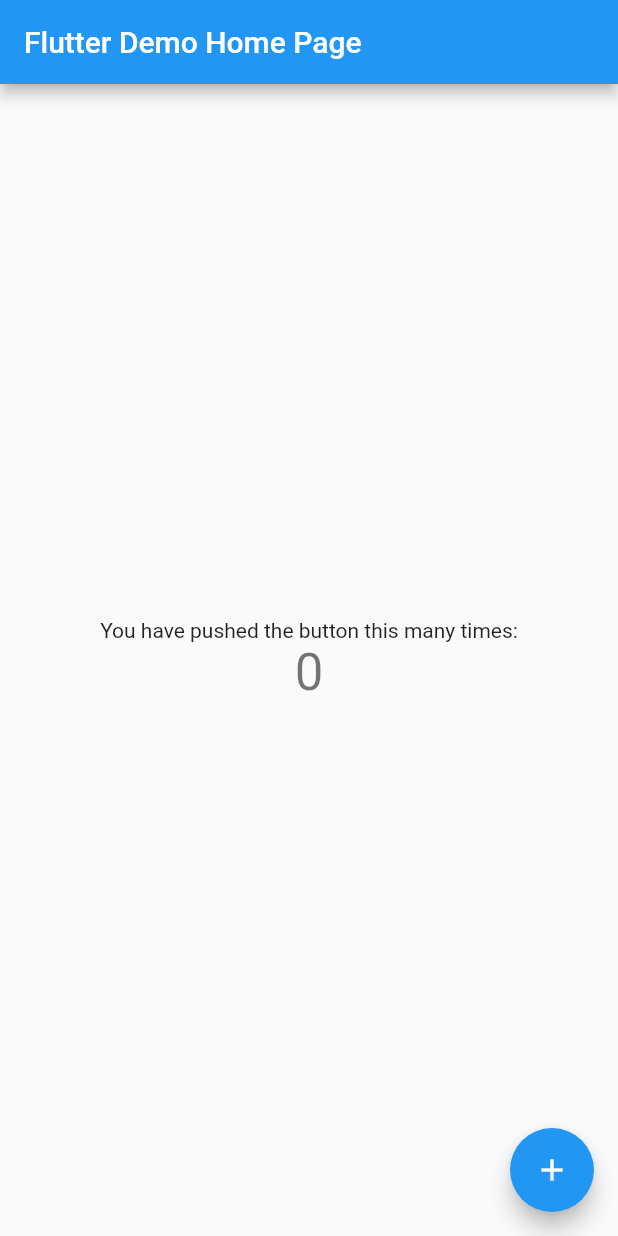
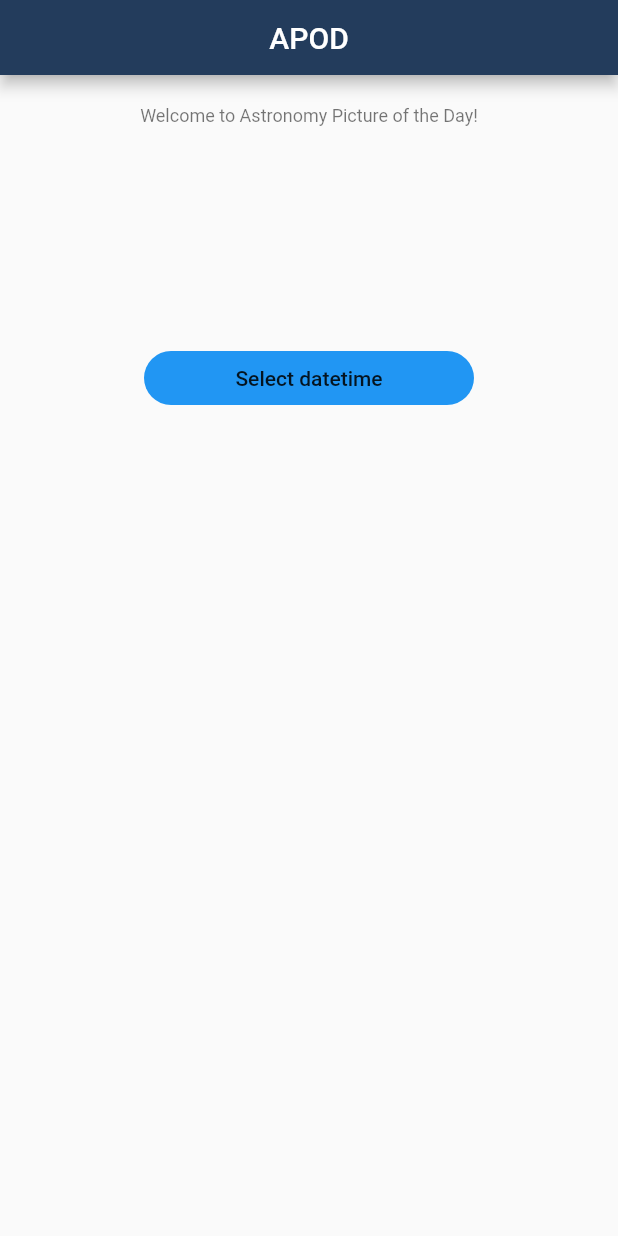
Before and after one commit to leonardodimarchi/nasa-day-picture-app, a Flutter app: the screen it shows after launch, on a phone screen of 412 x 824 dp. Run offline on Flutter 3.47's test engine with Material 2 defaults, Android fonts, the phone set to English and light mode, and no system bars; our stand-ins replace dartz, equatable, flutter_modular, flutter_triple, shimmer, youtube_player_iframe.

Commit message:
feat(presenter): adding presenter layer

```diff
--- /dev/null
+++ b/lib/app_module.dart
@@ -0,0 +1,28 @@
+import 'package:flutter_modular/flutter_modular.dart';
+import 'package:nasa_picture_of_the_day/core/http_client/http_client_implementation.dart';
+import 'package:nasa_picture_of_the_day/core/utils/converters/date_to_string_converter.dart';
+import 'package:nasa_picture_of_the_day/features/data/datasources/nasa_datasource_implementation.dart';
+import 'package:nasa_picture_of_the_day/features/data/repositories/space_media_repository_implementation.dart';
+import 'package:nasa_picture_of_the_day/features/domain/usecases/get_space_media_by_date_usecase.dart';
+import 'package:nasa_picture_of_the_day/features/presenter/controllers/home_store.dart';
+import 'package:nasa_picture_of_the_day/features/presenter/pages/home_page.dart';
+import 'package:nasa_picture_of_the_day/features/presenter/pages/picture_page.dart';
+import 'package:http/http.dart' as http;
+
+class AppModule extends Module {
+  @override
+  final List<Bind> binds = [
+    Bind.factory((i) => HomeStore(i())),
+    Bind.lazySingleton((i) => GetSpaceMediaByDateUseCase(i())),
+    Bind.lazySingleton((i) => SpaceMediaRepositoryImplementation(i())),
+    Bind.lazySingleton((i) => NasaDatasourceImplementation(converter: i(), httpClient: i())),
+    Bind.lazySingleton((i) => HttpClientImplementation()),
+    Bind.lazySingleton((i) => DateToStringConverter()),
+  ];
+
+  @override
+  final List<ModularRoute> routes = [
+    ChildRoute('/', child: (_, __) => const HomePage()),
+    ChildRoute('/picture', child: (_, args) => PicturePage.fromArgs(args.data)),
+  ];
+}
--- /dev/null
+++ b/lib/app_widget.dart
@@ -0,0 +1,13 @@
+import 'package:flutter/material.dart';
+import 'package:flutter_modular/flutter_modular.dart';
+
+class AppWidget extends StatelessWidget {
+  const AppWidget({Key? key}) : super(key: key);
+
+  @override
+  Widget build(BuildContext context) {
+    return const MaterialApp(
+      initialRoute: "/",
+    ).modular();
+  }
+}
--- a/lib/core/errors/failures.dart
+++ b/lib/core/errors/failures.dart
@@ -7,3 +7,8 @@
   @override
   List<Object?> get props => [];
 }
+
+class NullParamFailure extends Failure {
+  @override
+  List<Object?> get props => [];
+}
--- a/lib/features/data/datasources/nasa_datasource_implementation.dart
+++ b/lib/features/data/datasources/nasa_datasource_implementation.dart
@@ -9,9 +9,13 @@
 import 'package:nasa_picture_of_the_day/features/data/models/space_media_model.dart';
 
 class NasaDatasourceImplementation implements SpaceMediaDatasource {
+  final DateToStringConverter converter;
   final HttpClient httpClient;
 
-  NasaDatasourceImplementation(this.httpClient);
+  NasaDatasourceImplementation({
+    required this.converter,
+    required this.httpClient,
+  });
 
   @override
   Future<SpaceMediaModel> getSpaceMediaByDate(DateTime date) async {
--- a/lib/features/domain/usecases/get_space_media_by_date_usecase.dart
+++ b/lib/features/domain/usecases/get_space_media_by_date_usecase.dart
@@ -10,7 +10,7 @@
   GetSpaceMediaByDateUseCase(this.repository);
 
   @override
-  Future<Either<Failure, SpaceMediaEntity>> call(DateTime date) async {
-    return await repository.getSpaceMediaByDate(date);
+  Future<Either<Failure, SpaceMediaEntity>> call(DateTime? date) async {
+    return date != null ? await repository.getSpaceMediaByDate(date) : Left(NullParamFailure());
   }
 }
--- a/lib/features/presenter/controllers/home_store.dart
+++ b/lib/features/presenter/controllers/home_store.dart
@@ -13,7 +13,7 @@
     url: '',
   ));
 
-  getSpaceMediaByDate(DateTime date) async {
+  getSpaceMediaByDate(DateTime? date) async {
     setLoading(true);
 
     final spaceMedia = await usecase(date);
--- /dev/null
+++ b/lib/features/presenter/pages/home_page.dart
@@ -0,0 +1,56 @@
+
+import 'package:flutter/material.dart';
+import 'package:nasa_picture_of_the_day/features/presenter/pages/picture_page.dart';
+import 'package:nasa_picture_of_the_day/features/presenter/widgets/custom_app_bar.dart';
+import 'package:nasa_picture_of_the_day/features/presenter/widgets/round_button.dart';
+
+class HomePage extends StatefulWidget {
+  const HomePage({Key? key}) : super(key: key);
+
+  @override
+  _HomePageState createState() => _HomePageState();
+}
+
+class _HomePageState extends State<HomePage> {
+  @override
+  Widget build(BuildContext context) {
+    return Scaffold(
+      appBar: CustomAppBar(title: 'APOD'),
+      body: SafeArea(
+        child: Padding(
+          padding: const EdgeInsets.all(20),
+          child: Center(
+            child: Column(
+              children: [
+                Text(
+                  "Welcome to Astronomy Picture of the Day!",
+                  textAlign: TextAlign.center,
+                  style: Theme.of(context).textTheme.caption,
+                ),
+                const SizedBox(
+                  height: 150,
+                ),
+                RoundButton(
+                  label: "Select datetime",
+                  onTap: () async {
+                    var datePicked = await showDatePicker(
+                      helpText: "Select a datetime",
+                      context: context,
+                      initialDate: DateTime.now(),
+                      firstDate: DateTime(1995, 06, 16),
+                      lastDate: DateTime.now(),
+                    );
+                    if (datePicked != null) {
+                      PicturePage.navigate(datePicked);
+                    }
+                  },
+                ),
+                const SizedBox(height: 20),
+              ],
+            ),
+          ),
+        ),
+      ),
+    );
+  }
+}
--- /dev/null
+++ b/lib/features/presenter/widgets/custom_app_bar.dart
@@ -0,0 +1,21 @@
+import 'package:flutter/material.dart';
+
+class CustomAppBar extends StatelessWidget with PreferredSizeWidget {
+  @override
+  final Size preferredSize;
+
+  final String title;
+
+  CustomAppBar({Key? key, required this.title}) : preferredSize = const Size.fromHeight(50.0), super(key: key);
+
+  @override
+  Widget build(BuildContext context) {
+    return AppBar(
+      centerTitle: true,
+      title: Text(
+        title,
+      ),
+      backgroundColor: const Color(0xFF233C5C),
+    );
+  }
+}
--- /dev/null
+++ b/lib/features/presenter/widgets/round_button.dart
@@ -0,0 +1,31 @@
+import 'package:flutter/material.dart';
+
+class RoundButton extends StatelessWidget {
+  final String label;
+  final Function onTap;
+
+  const RoundButton({Key? key,
+    required this.label,
+    required this.onTap,
+  }) : super(key: key);
+
+  @override
+  Widget build(BuildContext context) {
+    return GestureDetector(
+      child: Container(
+        width: 220,
+        padding: const EdgeInsets.symmetric(vertical: 10.0, horizontal: 30),
+        decoration: BoxDecoration(
+          borderRadius: BorderRadius.circular(18),
+          color: Theme.of(context).colorScheme.primary,
+        ),
+        child: Text(
+          label,
+          textAlign: TextAlign.center,
+          style: Theme.of(context).textTheme.button,
+        ),
+      ),
+      onTap: onTap as Function(),
+    );
+  }
+}
--- a/lib/main.dart
+++ b/lib/main.dart
@@ -1,4 +1,7 @@
 import 'package:flutter/material.dart';
+import 'package:flutter_modular/flutter_modular.dart';
+import 'package:nasa_picture_of_the_day/app_module.dart';
+import 'package:nasa_picture_of_the_day/app_widget.dart';
 
 void main() {
   runApp(const MyApp());
@@ -7,109 +10,11 @@
 class MyApp extends StatelessWidget {
   const MyApp({Key? key}) : super(key: key);
 
-  // This widget is the root of your application.
   @override
   Widget build(BuildContext context) {
-    return MaterialApp(
-      title: 'Flutter Demo',
-      theme: ThemeData(
-        // This is the theme of your application.
-        //
-        // Try running your application with "flutter run". You'll see the
-        // application has a blue toolbar. Then, without quitting the app, try
-        // changing the primarySwatch below to Colors.green and then invoke
-        // "hot reload" (press "r" in the console where you ran "flutter run",
-        // or simply save your changes to "hot reload" in a Flutter IDE).
-        // Notice that the counter didn't reset back to zero; the application
-        // is not restarted.
-        primarySwatch: Colors.blue,
-      ),
-      home: const MyHomePage(title: 'Flutter Demo Home Page'),
+    return ModularApp(
+      module: AppModule(),
+      child: const AppWidget(),
     );
   }
 }
-
-class MyHomePage extends StatefulWidget {
-  const MyHomePage({Key? key, required this.title}) : super(key: key);
-
-  // This widget is the home page of your application. It is stateful, meaning
-  // that it has a State object (defined below) that contains fields that affect
-  // how it looks.
-
-  // This class is the configuration for the state. It holds the values (in this
-  // case the title) provided by the parent (in this case the App widget) and
-  // used by the build method of the State. Fields in a Widget subclass are
-  // always marked "final".
-
-  final String title;
-
-  @override
-  State<MyHomePage> createState() => _MyHomePageState();
-}
-
-class _MyHomePageState extends State<MyHomePage> {
-  int _counter = 0;
-
-  void _incrementCounter() {
-    setState(() {
-      // This call to setState tells the Flutter framework that something has
-      // changed in this State, which causes it to rerun the build method below
-      // so that the display can reflect the updated values. If we changed
-      // _counter without calling setState(), then the build method would not be
-      // called again, and so nothing would appear to happen.
-      _counter++;
-    });
-  }
-
-  @override
-  Widget build(BuildContext context) {
-    // This method is rerun every time setState is called, for instance as done
-    // by the _incrementCounter method above.
-    //
-    // The Flutter framework has been optimized to make rerunning build methods
-    // fast, so that you can just rebuild anything that needs updating rather
-    // than having to individually change instances of widgets.
-    return Scaffold(
-      appBar: AppBar(
-        // Here we take the value from the MyHomePage object that was created by
-        // the App.build method, and use it to set our appbar title.
-        title: Text(widget.title),
-      ),
-      body: Center(
-        // Center is a layout widget. It takes a single child and positions it
-        // in the middle of the parent.
-        child: Column(
-          // Column is also a layout widget. It takes a list of children and
-          // arranges them vertically. By default, it sizes itself to fit its
-          // children horizontally, and tries to be as tall as its parent.
-          //
-          // Invoke "debug painting" (press "p" in the console, choose the
-          // "Toggle Debug Paint" action from the Flutter Inspector in Android
-          // Studio, or the "Toggle Debug Paint" command in Visual Studio Code)
-          // to see the wireframe for each widget.
-          //
-          // Column has various properties to control how it sizes itself and
-          // how it positions its children. Here we use mainAxisAlignment to
-          // center the children vertically; the main axis here is the vertical
-          // axis because Columns are vertical (the cross axis would be
-          // horizontal).
-          mainAxisAlignment: MainAxisAlignment.center,
-          children: <Widget>[
-            const Text(
-              'You have pushed the button this many times:',
-            ),
-            Text(
-              '$_counter',
-              style: Theme.of(context).textTheme.headline4,
-            ),
-          ],
-        ),
-      ),
-      floatingActionButton: FloatingActionButton(
-        onPressed: _incrementCounter,
-        tooltip: 'Increment',
-        child: const Icon(Icons.add),
-      ), // This trailing comma makes auto-formatting nicer for build methods.
-    );
-  }
-}
--- a/pubspec.yaml
+++ b/pubspec.yaml
@@ -39,6 +39,10 @@
   mocktail: ^0.2.0
   http: ^0.13.4
   flutter_triple: ^1.0.6
+  flutter_modular: ^3.2.2+1
+  shimmer: ^2.0.0
+  youtube_player_iframe: ^2.2.2
+  url_launcher: ^6.0.20
 
 dev_dependencies:
   flutter_test:
```
Also changed, not shown: lib/features/presenter/pages/picture_page.dart (added, +71 -0 lines), lib/features/presenter/widgets/custom_shimmer.dart (added, +20 -0 lines), lib/features/presenter/widgets/custom_video_player.dart (added, +94 -0 lines), lib/features/presenter/widgets/description_bottom_sheet.dart (added, +33 -0 lines), lib/features/presenter/widgets/image_network_with_loader.dart (added, +35 -0 lines), lib/features/presenter/widgets/page_slider_up.dart (added, +51 -0 lines), pubspec.lock, 2 other files.
